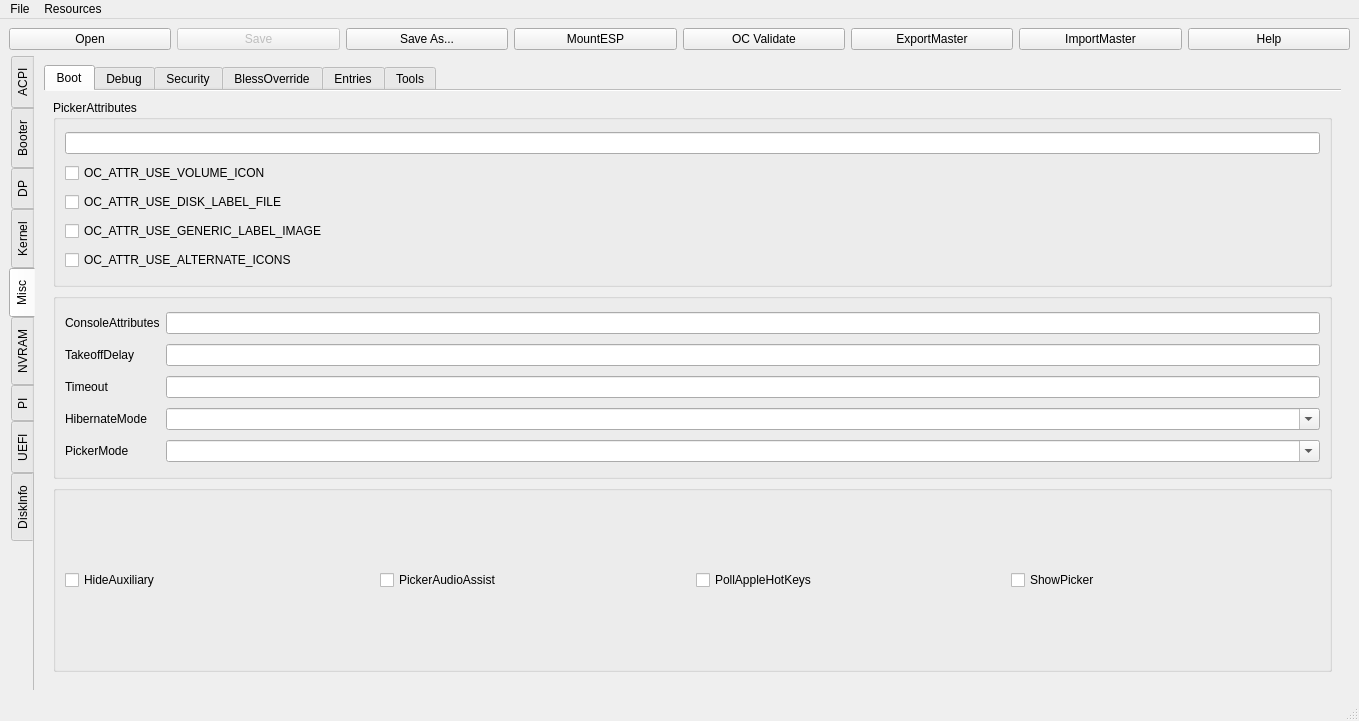
Old version of the form mainwindow.ui in the repository ic005k/OCAuxiliaryTools.
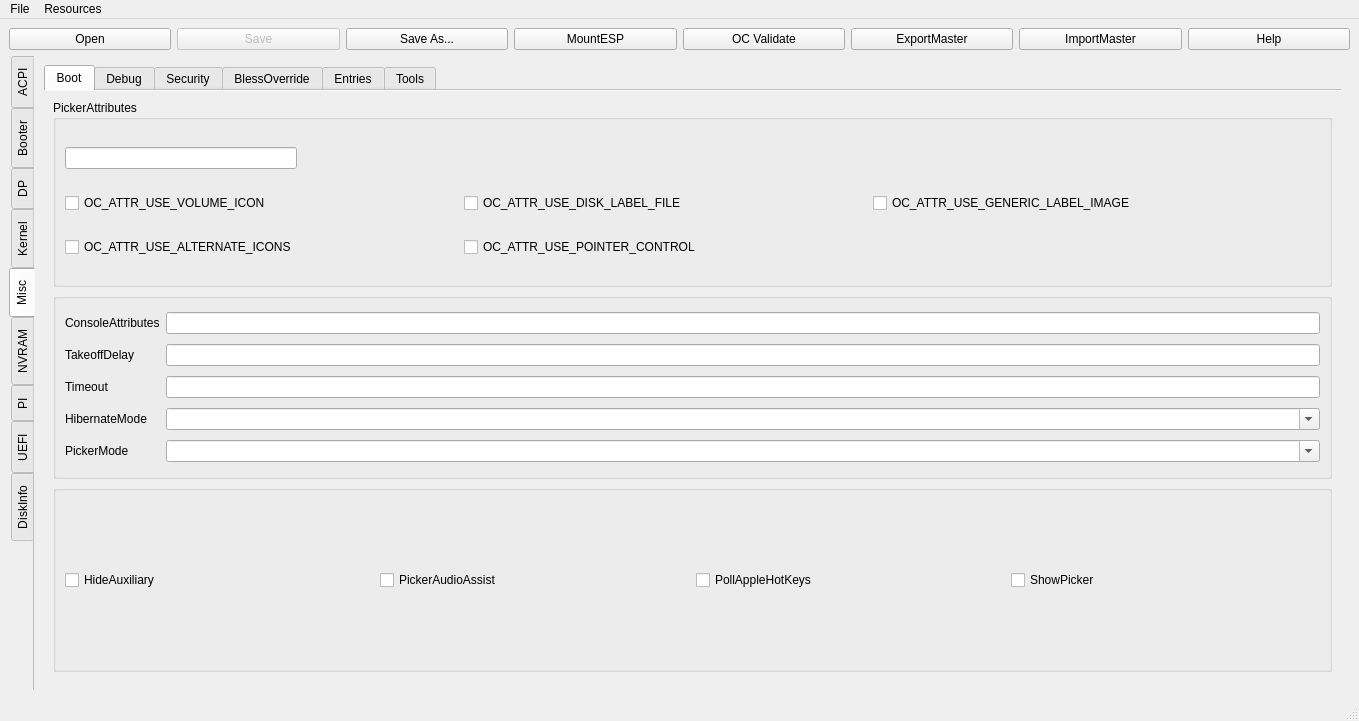
New version of the form. The open tabs and pages were chosen to show the change. Icons and pictures are not drawn.

What changed in the file:
```diff
--- a/mainwindow.ui
+++ b/mainwindow.ui
@@ -1887,27 +1887,99 @@
                  </property>
                 </widget>
                </item>
-               <item row="2" column="0">
+               <item row="1" column="1">
+                <spacer name="horizontalSpacer_22">
+                 <property name="orientation">
+                  <enum>Qt::Horizontal</enum>
+                 </property>
+                 <property name="sizeHint" stdset="0">
+                  <size>
+                   <width>106</width>
+                   <height>20</height>
+                  </size>
+                 </property>
+                </spacer>
+               </item>
+               <item row="1" column="2">
                 <widget class="QCheckBox" name="chkPA2">
                  <property name="text">
                   <string>OC_ATTR_USE_DISK_LABEL_FILE</string>
                  </property>
                 </widget>
                </item>
-               <item row="3" column="0">
+               <item row="1" column="3">
+                <spacer name="horizontalSpacer_73">
+                 <property name="orientation">
+                  <enum>Qt::Horizontal</enum>
+                 </property>
+                 <property name="sizeHint" stdset="0">
+                  <size>
+                   <width>106</width>
+                   <height>20</height>
+                  </size>
+                 </property>
+                </spacer>
+               </item>
+               <item row="1" column="4">
                 <widget class="QCheckBox" name="chkPA3">
                  <property name="text">
                   <string>OC_ATTR_USE_GENERIC_LABEL_IMAGE</string>
                  </property>
                 </widget>
                </item>
-               <item row="4" column="0">
+               <item row="1" column="5">
+                <spacer name="horizontalSpacer_76">
+                 <property name="orientation">
+                  <enum>Qt::Horizontal</enum>
+                 </property>
+                 <property name="sizeHint" stdset="0">
+                  <size>
+                   <width>178</width>
+                   <height>20</height>
+                  </size>
+                 </property>
+                </spacer>
+               </item>
+               <item row="2" column="0">
                 <widget class="QCheckBox" name="chkPA4">
                  <property name="text">
                   <string>OC_ATTR_USE_ALTERNATE_ICONS</string>
                  </property>
                 </widget>
                </item>
+               <item row="2" column="1">
+                <spacer name="horizontalSpacer_72">
+                 <property name="orientation">
+                  <enum>Qt::Horizontal</enum>
+                 </property>
+                 <property name="sizeHint" stdset="0">
+                  <size>
+                   <width>106</width>
+                   <height>20</height>
+                  </size>
+                 </property>
+                </spacer>
+               </item>
+               <item row="2" column="2">
+                <widget class="QCheckBox" name="chkPA5">
+                 <property name="text">
+                  <string>OC_ATTR_USE_POINTER_CONTROL</string>
+                 </property>
+                </widget>
+               </item>
+               <item row="2" column="3" colspan="3">
+                <spacer name="horizontalSpacer_74">
+                 <property name="orientation">
+                  <enum>Qt::Horizontal</enum>
+                 </property>
+                 <property name="sizeHint" stdset="0">
+                  <size>
+                   <width>578</width>
+                   <height>20</height>
+                  </size>
+                 </property>
+                </spacer>
+               </item>
               </layout>
              </widget>
             </item>
```
Left out of the diff: 4 changed lines with no effect on the pictures.
